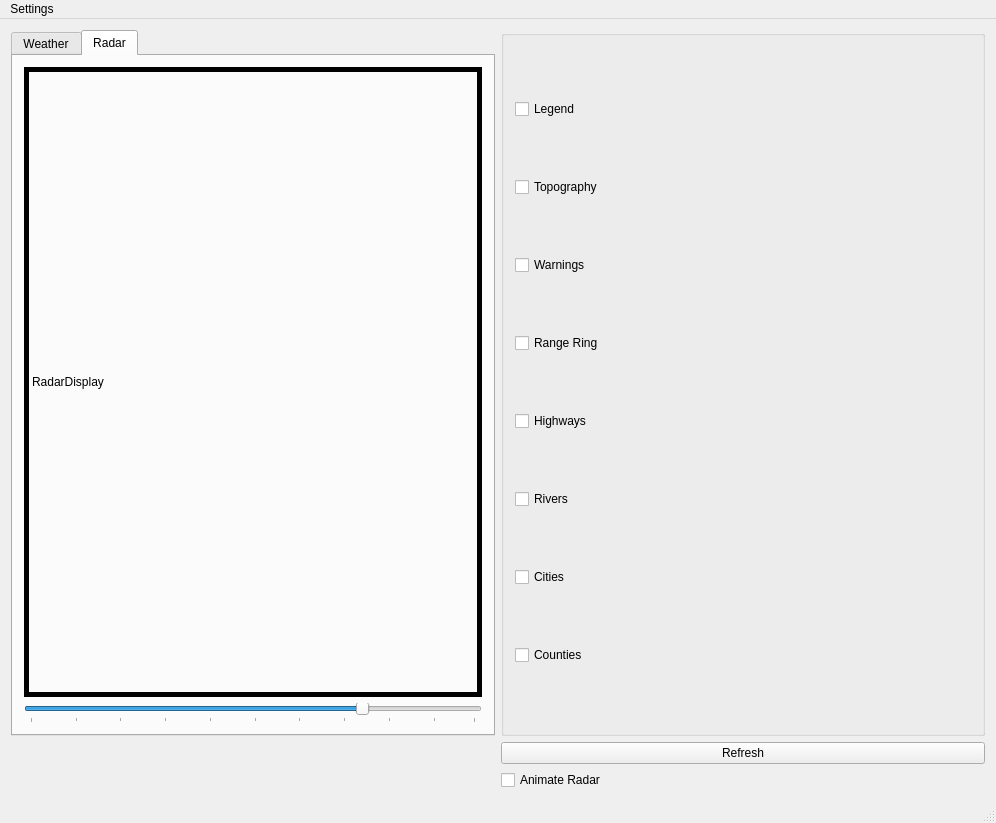
This is mainwindow.ui in jcd1982/Weather-Bee as Qt 5 draws it before an edit. The edited form follows.
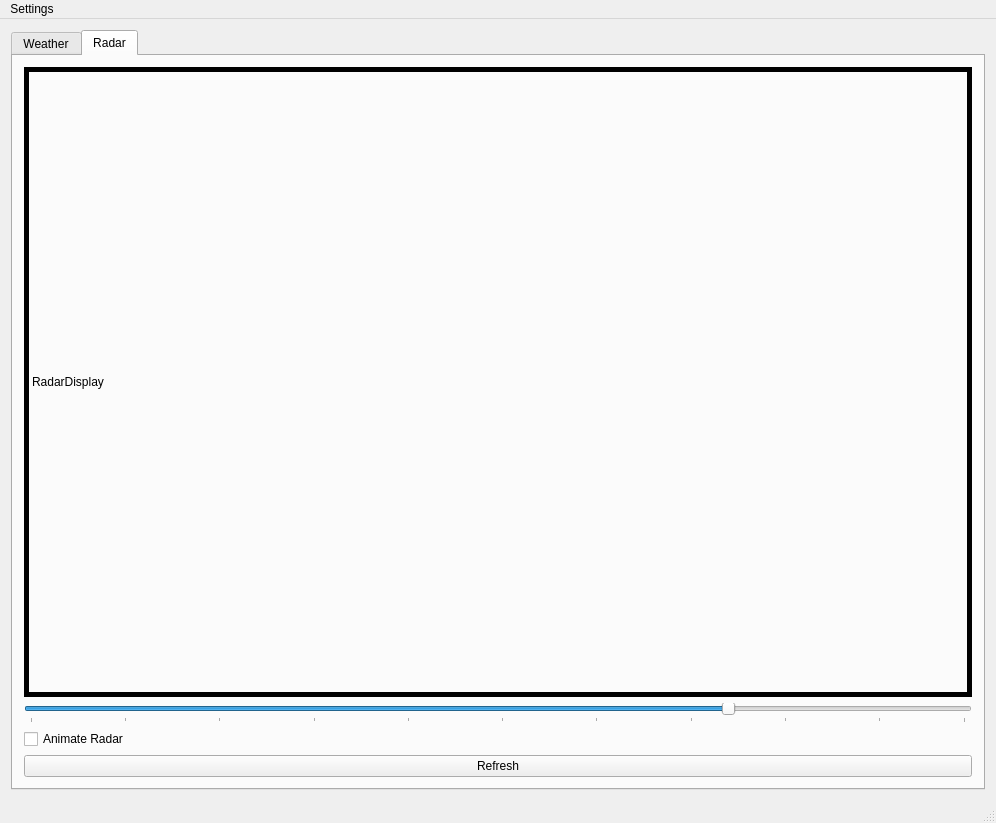
This is the edited form.

Commit message: Refactor overlays UI into context menu

Diff of the .ui file:
```diff
--- a/mainwindow.ui
+++ b/mainwindow.ui
@@ -36,6 +36,41 @@
         <string>Radar</string>
        </attribute>
        <layout class="QGridLayout" name="gridLayout_2">
+        <item row="1" column="0">
+         <widget class="QSlider" name="sliderOpacity">
+          <property name="minimum">
+           <number>1</number>
+          </property>
+          <property name="maximum">
+           <number>100</number>
+          </property>
+          <property name="singleStep">
+           <number>10</number>
+          </property>
+          <property name="sliderPosition">
+           <number>75</number>
+          </property>
+          <property name="tracking">
+           <bool>true</bool>
+          </property>
+          <property name="orientation">
+           <enum>Qt::Horizontal</enum>
+          </property>
+          <property name="tickPosition">
+           <enum>QSlider::TicksBelow</enum>
+          </property>
+          <property name="tickInterval">
+           <number>10</number>
+          </property>
+         </widget>
+        </item>
+        <item row="3" column="0">
+         <widget class="QPushButton" name="pushButtonRefresh">
+          <property name="text">
+           <string>Refresh</string>
+          </property>
+         </widget>
+        </item>
         <item row="0" column="0">
          <widget class="QLabel" name="radarDisplay">
           <property name="sizePolicy">
@@ -70,31 +105,10 @@
           </property>
          </widget>
         </item>
-        <item row="1" column="0">
-         <widget class="QSlider" name="sliderOpacity">
-          <property name="minimum">
-           <number>1</number>
-          </property>
-          <property name="maximum">
-           <number>100</number>
-          </property>
-          <property name="singleStep">
-           <number>10</number>
-          </property>
-          <property name="sliderPosition">
-           <number>75</number>
-          </property>
-          <property name="tracking">
-           <bool>true</bool>
-          </property>
-          <property name="orientation">
-           <enum>Qt::Horizontal</enum>
-          </property>
-          <property name="tickPosition">
-           <enum>QSlider::TicksBelow</enum>
-          </property>
-          <property name="tickInterval">
-           <number>10</number>
+        <item row="2" column="0">
+         <widget class="QCheckBox" name="checkBoxAnimate">
+          <property name="text">
+           <string>Animate Radar</string>
           </property>
          </widget>
         </item>
@@ -102,146 +116,6 @@
       </widget>
      </widget>
     </item>
-    <item row="0" column="1">
-     <widget class="QGroupBox" name="groupCheckBox">
-      <property name="sizePolicy">
-       <sizepolicy hsizetype="Expanding" vsizetype="Expanding">
-        <horstretch>0</horstretch>
-        <verstretch>0</verstretch>
-       </sizepolicy>
-      </property>
-      <layout class="QVBoxLayout" name="verticalLayout">
-       <item>
-        <widget class="QCheckBox" name="checkLegend">
-         <property name="font">
-          <font>
-           <pointsize>9</pointsize>
-          </font>
-         </property>
-         <property name="text">
-          <string>Legend</string>
-         </property>
-        </widget>
-       </item>
-       <item>
-        <widget class="QCheckBox" name="checkTopo">
-         <property name="font">
-          <font>
-           <pointsize>9</pointsize>
-          </font>
-         </property>
-         <property name="text">
-          <string>Topography</string>
-         </property>
-         <attribute name="buttonGroup">
-          <string notr="true">buttonGroup</string>
-         </attribute>
-        </widget>
-       </item>
-       <item>
-        <widget class="QCheckBox" name="checkWarnings">
-         <property name="font">
-          <font>
-           <pointsize>9</pointsize>
-          </font>
-         </property>
-         <property name="text">
-          <string>Warnings</string>
-         </property>
-        </widget>
-       </item>
-       <item>
-        <widget class="QCheckBox" name="checkRangeRing">
-         <property name="font">
-          <font>
-           <pointsize>9</pointsize>
-          </font>
-         </property>
-         <property name="text">
-          <string>Range Ring</string>
-         </property>
-         <attribute name="buttonGroup">
-          <string notr="true">buttonGroup</string>
-         </attribute>
-        </widget>
-       </item>
-       <item>
-        <widget class="QCheckBox" name="checkHighways">
-         <property name="font">
-          <font>
-           <pointsize>9</pointsize>
-          </font>
-         </property>
-         <property name="text">
-          <string>Highways</string>
-         </property>
-         <attribute name="buttonGroup">
-          <string notr="true">buttonGroup</string>
-         </attribute>
-        </widget>
-       </item>
-       <item>
-        <widget class="QCheckBox" name="checkRivers">
-         <property name="font">
-          <font>
-           <pointsize>9</pointsize>
-          </font>
-         </property>
-         <property name="text">
-          <string>Rivers</string>
-         </property>
-         <attribute name="buttonGroup">
-          <string notr="true">buttonGroup</string>
-         </attribute>
-        </widget>
-       </item>
-       <item>
-        <widget class="QCheckBox" name="checkCity">
-         <property name="font">
-          <font>
-           <pointsize>9</pointsize>
-          </font>
-         </property>
-         <property name="text">
-          <string>Cities</string>
-         </property>
-         <attribute name="buttonGroup">
-          <string notr="true">buttonGroup</string>
-         </attribute>
-        </widget>
-       </item>
-       <item>
-        <widget class="QCheckBox" name="checkCounties">
-         <property name="font">
-          <font>
-           <pointsize>9</pointsize>
-          </font>
-         </property>
-         <property name="text">
-          <string>Counties</string>
-         </property>
-         <attribute name="buttonGroup">
-          <string notr="true">buttonGroup</string>
-         </attribute>
-        </widget>
-       </item>
-      </layout>
-     </widget>
-    </item>
-    <item row="1" column="1">
-     <widget class="QPushButton" name="pushButtonRefresh">
-      <property name="text">
-       <string>Refresh</string>
-      </property>
-     </widget>
-    </item>
-    <item row="2" column="1">
-     <widget class="QCheckBox" name="checkBoxAnimate">
-      <property name="text">
-       <string>Animate Radar</string>
-      </property>
-     </widget>
-    </item>
    </layout>
   </widget>
   <widget class="QStatusBar" name="statusBar"/>
```
The commit also changes 5 other files.
